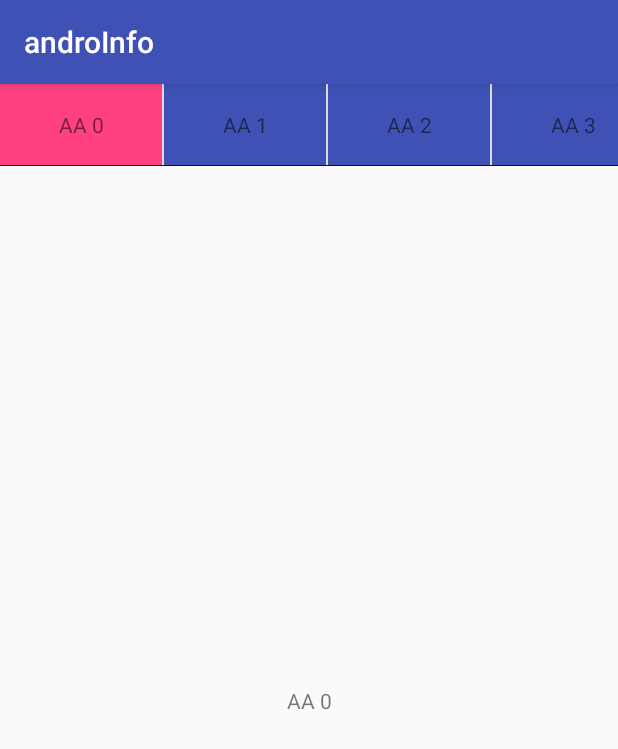
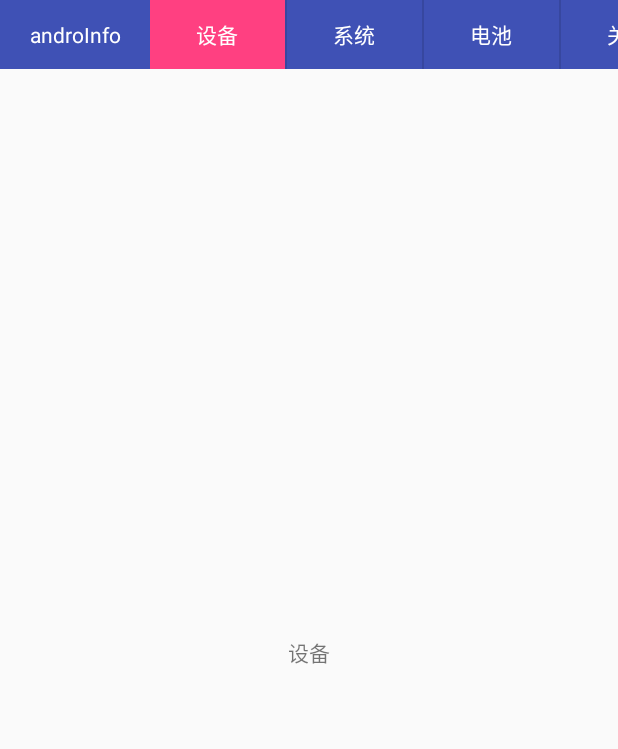
Before and after one commit to jwc0310/AndroInfo, an Android app: the screen it shows after launch (MainActivity), on a phone screen of 412 x 824 dp. Shown: the top 749 px of the screen. Run offline under Robolectric (Android 15) with nearby library versions, the phone set to English and light mode, and no system bars.

Commit message:
tmP
Signed-off-by: Jianwei <jianwei.chen@microvirt.com>

```diff
--- /dev/null
+++ b/app/src/main/java/com/andy/androinfo/constant/Constants.java
@@ -0,0 +1,12 @@
+package com.andy.androinfo.constant;
+
+import java.util.HashMap;
+
+/**
+ * Created by Administrator on 2018/5/19.
+ */
+
+public class Constants {
+    private static HashMap<String, String> titls = new HashMap<>();
+
+}
--- a/app/src/main/java/com/andy/androinfo/uis/MainActivity.java
+++ b/app/src/main/java/com/andy/androinfo/uis/MainActivity.java
@@ -32,8 +32,6 @@ public class MainActivity extends AndyBaseActivity {
     ContentFragmentPagerAdapter contentFragmentPagerAdapter;
     List<Fragment> fragmentList;
 
-
-
     @Override
     protected void onCreate(Bundle savedInstanceState) {
         super.onCreate(savedInstanceState);
@@ -41,11 +39,12 @@ public class MainActivity extends AndyBaseActivity {
 
         titleBeans = new ArrayList<>();
         fragmentList = new ArrayList<>();
-        for (int i = 0; i < 5; i++) {
+        String[] ts = getResources().getStringArray(R.array.andy_titles);
+        for (int i = 0; i < ts.length; i++) {
             TitleBean titleBean = new TitleBean();
-            titleBean.setSubTitle("AA " + i);
+            titleBean.setSubTitle(ts[i]);
             titleBeans.add(titleBean);
-            fragmentList.add(ClassfyFraments.instance("AA " + i));
+            fragmentList.add(ClassfyFraments.instance(ts[i]));
         }
 
         title_rv = (RecyclerView) findViewById(R.id.andy_title_rv);
--- /dev/null
+++ b/app/src/main/java/com/andy/androinfo/utils/Androinfo.java
@@ -0,0 +1,18 @@
+package com.andy.androinfo.utils;
+
+import android.os.Build;
+
+/**
+ * Created by Administrator on 2018/5/19.
+ */
+
+public class Androinfo {
+
+    public static String deviceInfo() {
+        StringBuilder builder = new StringBuilder();
+        builder.append("设备型号：");
+        builder.append(Build.BOARD);
+        return builder.toString();
+    }
+
+}
--- a/app/src/main/res/drawable/andy_btn_selector.xml
+++ b/app/src/main/res/drawable/andy_btn_selector.xml
@@ -1,8 +1,8 @@
 <?xml version="1.0" encoding="utf-8"?>
 <selector xmlns:android="http://schemas.android.com/apk/res/android">
 
-    <item android:state_pressed="false" android:state_selected="false" android:drawable="@color/colorPrimary"/>
-    <item android:state_pressed="true" android:state_selected="false" android:drawable="@color/colorPrimaryDark"/>
+    <item android:state_pressed="false" android:state_selected="false" android:drawable="@color/andy_color_transparent"/>
+    <item android:state_pressed="true" android:state_selected="false" android:drawable="@color/andy_color_transparent"/>
     <item android:state_pressed="false" android:state_selected="true" android:drawable="@color/colorAccent"/>
 
 </selector>
--- a/app/src/main/res/layout/activity_main.xml
+++ b/app/src/main/res/layout/activity_main.xml
@@ -6,16 +6,28 @@
     android:orientation="vertical"
     tools:context="com.andy.androinfo.uis.MainActivity">
 
-    <android.support.v7.widget.RecyclerView
-        android:id="@+id/andy_title_rv"
-        android:layout_width="wrap_content"
-        android:layout_height="wrap_content"
+    <LinearLayout
+        android:layout_width="match_parent"
+        android:layout_height="@dimen/Andy_status_height"
         android:orientation="horizontal"
-        android:layout_gravity="center_horizontal"/>
+        android:gravity="center_vertical"
+        android:background="@color/colorPrimary">
 
-    <View android:layout_width="match_parent"
-        android:layout_height="0.5dp"
-        android:background="#111111"/>
+        <TextView
+            android:layout_width="100dp"
+            android:layout_height="match_parent"
+            android:text="@string/app_name"
+            android:gravity="center"
+            android:textColor="@color/andy_title_font_white"/>
+
+
+        <android.support.v7.widget.RecyclerView
+            android:id="@+id/andy_title_rv"
+            android:layout_width="match_parent"
+            android:layout_height="match_parent"
+            android:orientation="horizontal"/>
+
+    </LinearLayout>
 
     <android.support.v4.view.ViewPager
         android:id="@+id/andy_content_vp"
--- a/app/src/main/res/layout/andy_item_title.xml
+++ b/app/src/main/res/layout/andy_item_title.xml
@@ -1,12 +1,13 @@
 <?xml version="1.0" encoding="utf-8"?>
 <LinearLayout xmlns:android="http://schemas.android.com/apk/res/android"
     android:orientation="vertical" android:layout_width="wrap_content"
-    android:layout_height="wrap_content">
+    android:layout_height="match_parent">
     <TextView
         android:id="@+id/andy_item_title_id"
-        android:layout_width="108dp"
-        android:layout_height="54dp"
+        android:layout_width="90dp"
+        android:layout_height="match_parent"
         android:gravity="center"
-        android:background="@drawable/andy_btn_selector"/>
+        android:background="@drawable/andy_btn_selector"
+        android:textColor="@color/andy_title_font_white"/>
 
 </LinearLayout>
--- a/app/src/main/res/values/colors.xml
+++ b/app/src/main/res/values/colors.xml
@@ -3,4 +3,10 @@
     <color name="colorPrimary">#3F51B5</color>
     <color name="colorPrimaryDark">#303F9F</color>
     <color name="colorAccent">#FF4081</color>
+
+    <color name="andy_color_transparent">#00ffffff</color>
+
+
+
+    <color name="andy_title_font_white">#ffffff</color>
 </resources>
--- /dev/null
+++ b/app/src/main/res/values/dimes.xml
@@ -0,0 +1,4 @@
+<?xml version="1.0" encoding="utf-8"?>
+<resources>
+    <dimen name="Andy_status_height">46dp</dimen>
+</resources>
--- a/app/src/main/res/values/strings.xml
+++ b/app/src/main/res/values/strings.xml
@@ -1,3 +1,10 @@
 <resources>
     <string name="app_name">androInfo</string>
+
+    <string-array name="andy_titles">
+        <item>设备</item>
+        <item>系统</item>
+        <item>电池</item>
+        <item>关于</item>
+    </string-array>
 </resources>
--- a/app/src/main/res/values/styles.xml
+++ b/app/src/main/res/values/styles.xml
@@ -1,7 +1,7 @@
 <resources>
 
     <!-- Base application theme. -->
-    <style name="AppTheme" parent="Theme.AppCompat.Light.DarkActionBar">
+    <style name="AppTheme" parent="Theme.AppCompat.Light.NoActionBar">
         <!-- Customize your theme here. -->
         <item name="colorPrimary">@color/colorPrimary</item>
         <item name="colorPrimaryDark">@color/colorPrimaryDark</item>
```
